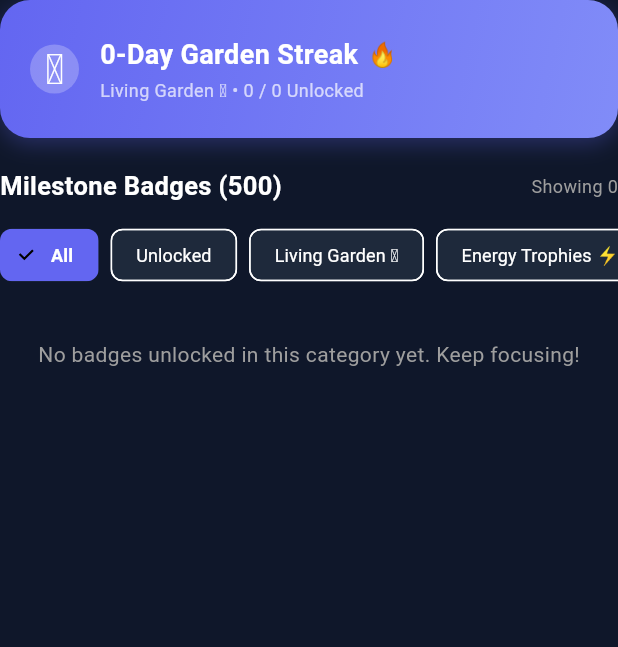
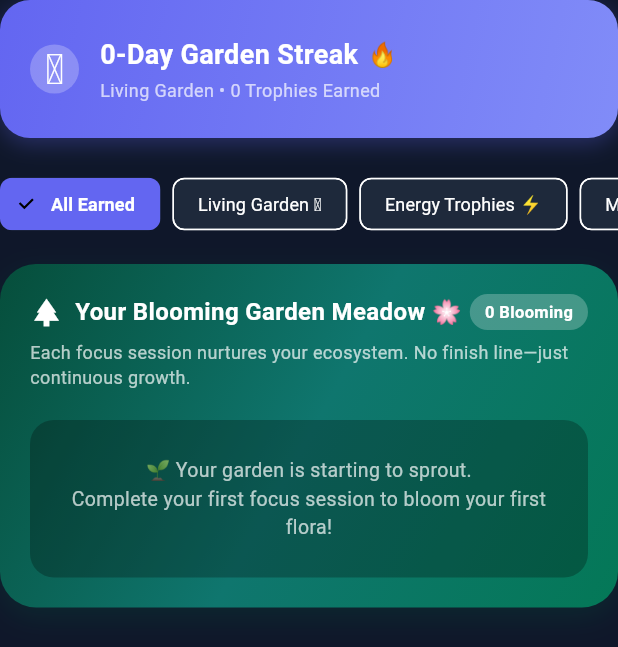
Before and after one commit to brpradeepprabhu90/FocusState, a Flutter app: the StreakBadgeCard widget shown alone on an empty page, opened directly with empty values, on a phone screen of 412 x 824 dp. Shown: the top 647 px of the screen. Run offline on Flutter 3.47's test engine with Material 3 defaults, Android fonts, the phone set to English and light mode, and no system bars; our stand-ins replace audioplayers, file_picker, flutter_local_notifications, shared_preferences, table_calendar; missing offline and left inert: flutter_background_service; accounts and stored records are empty.

Commit message:
Refine Living Garden UX: Hide locked boxes, remove 500 counter, add natural growth stages, and render Meadow Landscape View

```diff
--- a/lib/models/streak_badge.dart
+++ b/lib/models/streak_badge.dart
@@ -63,13 +63,20 @@ class FocusBadge {
     final harvestEmojis = ['🍎', '🍊', '🍇', '🍓', '🍒', '🍑', '🍐', '🫐', '🌾', '🏆'];
     final sanctuaryEmojis = ['🛋️', '🛌', '☕', '🍵', '🕯️', '🌙', '🛋️', '💆', '🧖', '✨'];
 
-    // Category 1: Living Focus Garden (100 Flora Badges)
+    final growthStages = [
+      'First Sprout 🌱', 'Budding Leaf 🌿', 'Deep Roots 🌾', 'Blooming Lotus 🌸',
+      'Golden Sunflower 🌻', 'Resilient Pine 🌲', 'Ancient Oak 🌳', 'Sacred Canopy 🪷',
+      'Wild Fern ☘️', 'Evergreen Grove 🌲', 'Meadow Sanctuary 🍀', 'Serene Palm 🌴'
+    ];
+
+    // Category 1: Living Focus Garden (100 Flora Badges with Natural Growth Stages)
     for (int i = 1; i <= 100; i++) {
       final emoji = gardenEmojis[(i - 1) % gardenEmojis.length];
+      final stageName = growthStages[(i - 1) % growthStages.length];
       badges.add(FocusBadge(
         id: 'garden_$i',
-        title: i == 1 ? 'First Sprout' : 'Garden Lvl $i',
-        description: 'Nurtured garden for $i days of focus',
+        title: '$stageName Stage $i',
+        description: 'Nurtured garden through $i days of focus',
         emoji: emoji,
         icon: Icons.filter_vintage,
         isUnlocked: currentStreak >= i || longestStreak >= i,
--- a/lib/widgets/streak_badge_card.dart
+++ b/lib/widgets/streak_badge_card.dart
@@ -17,11 +17,10 @@ class StreakBadgeCard extends StatefulWidget {
 }
 
 class _StreakBadgeCardState extends State<StreakBadgeCard> {
-  String _selectedCategory = 'All';
+  String _selectedCategory = 'All Earned';
 
   final List<String> _categories = [
-    'All',
-    'Unlocked',
+    'All Earned',
     'Living Garden 🪴',
     'Energy Trophies ⚡',
     'Mindful Flow 🧘',
@@ -33,15 +32,18 @@ class _StreakBadgeCardState extends State<StreakBadgeCard> {
   Widget build(BuildContext context) {
     final isDark = Theme.of(context).brightness == Brightness.dark;
 
-    final unlockedCount = widget.badges.where((b) => b.isUnlocked).length;
-    final totalBadges = widget.badges.length;
+    // Filter ONLY UNLOCKED badges to avoid overwhelming the user with empty boxes
+    List<FocusBadge> earnedCategoryBadges = widget.badges.where((b) => b.isUnlocked).toList();
+    if (_selectedCategory != 'All Earned') {
+      earnedCategoryBadges = earnedCategoryBadges.where((b) => b.category == _selectedCategory).toList();
+    }
 
-    List<FocusBadge> filteredBadges = widget.badges;
-    if (_selectedCategory == 'Unlocked') {
-      filteredBadges = widget.badges.where((b) => b.isUnlocked).toList();
-    } else if (_selectedCategory != 'All') {
-      filteredBadges = widget.badges.where((b) => b.category == _selectedCategory).toList();
-    }
+    // Single next milestone teaser (blurred silhouette)
+    final nextMilestone = _selectedCategory == 'All Earned'
+        ? widget.badges.where((b) => !b.isUnlocked).firstOrNull
+        : widget.badges.where((b) => !b.isUnlocked && b.category == _selectedCategory).firstOrNull;
+
+    final totalEarned = widget.badges.where((b) => b.isUnlocked).length;
 
     return Column(
       crossAxisAlignment: CrossAxisAlignment.start,
@@ -98,7 +100,7 @@ class _StreakBadgeCardState extends State<StreakBadgeCard> {
                     ),
                     const SizedBox(height: 2),
                     Text(
-                      'Living Garden 🪴 • $unlockedCount / $totalBadges Unlocked',
+                      'Living Garden • $totalEarned Trophies Earned',
                       style: const TextStyle(fontSize: 12, color: Colors.white70),
                     ),
                   ],
@@ -108,22 +110,6 @@ class _StreakBadgeCardState extends State<StreakBadgeCard> {
           ),
         ),
         const SizedBox(height: 20),
-
-        // Section Title & Category Filter Chips
-        Row(
-          mainAxisAlignment: MainAxisAlignment.spaceBetween,
-          children: [
-            const Text(
-              'Milestone Badges (500)',
-              style: TextStyle(fontSize: 17, fontWeight: FontWeight.bold),
-            ),
-            Text(
-              'Showing ${filteredBadges.length}',
-              style: const TextStyle(fontSize: 12, color: Colors.grey),
-            ),
-          ],
-        ),
-        const SizedBox(height: 10),
 
         // Category Filter Chips
         SingleChildScrollView(
@@ -154,97 +140,193 @@ class _StreakBadgeCardState extends State<StreakBadgeCard> {
             }).toList(),
           ),
         ),
-        const SizedBox(height: 12),
+        const SizedBox(height: 16),
 
-        // Compact Grid of 500 Badges
-        if (filteredBadges.isEmpty)
-          const Padding(
-            padding: EdgeInsets.all(20.0),
-            child: Center(
-              child: Text('No badges unlocked in this category yet. Keep focusing!', style: TextStyle(color: Colors.grey)),
+        // Living Garden Landscape View vs Category Grid
+        if (_selectedCategory == 'Living Garden 🪴' || _selectedCategory == 'All Earned')
+          _buildGardenLandscapeMeadow(earnedCategoryBadges, nextMilestone, isDark)
+        else
+          _buildEarnedGridWithTeaser(earnedCategoryBadges, nextMilestone, isDark),
+      ],
+    );
+  }
+
+  Widget _buildGardenLandscapeMeadow(List<FocusBadge> earnedBadges, FocusBadge? nextMilestone, bool isDark) {
+    return Container(
+      width: double.infinity,
+      padding: const EdgeInsets.all(20),
+      decoration: BoxDecoration(
+        gradient: const LinearGradient(
+          colors: [Color(0xFF064E3B), Color(0xFF0F766E), Color(0xFF047857)],
+          begin: Alignment.topLeft,
+          end: Alignment.bottomRight,
+        ),
+        borderRadius: BorderRadius.circular(24),
+        boxShadow: [
+          BoxShadow(
+            color: const Color(0xFF064E3B).withValues(alpha: 0.3),
+            blurRadius: 16,
+            offset: const Offset(0, 6),
+          )
+        ],
+      ),
+      child: Column(
+        crossAxisAlignment: CrossAxisAlignment.start,
+        children: [
+          Row(
+            mainAxisAlignment: MainAxisAlignment.spaceBetween,
+            children: [
+              Row(
+                children: const [
+                  Icon(Icons.park, color: Colors.white, size: 22),
+                  SizedBox(width: 8),
+                  Text(
+                    'Your Blooming Garden Meadow 🌸',
+                    style: TextStyle(fontSize: 16, fontWeight: FontWeight.bold, color: Colors.white),
+                  ),
+                ],
+              ),
+              Container(
+                padding: const EdgeInsets.symmetric(horizontal: 10, vertical: 4),
+                decoration: BoxDecoration(
+                  color: Colors.white24,
+                  borderRadius: BorderRadius.circular(12),
+                ),
+                child: Text(
+                  '${earnedBadges.length} Blooming',
+                  style: const TextStyle(fontSize: 11, fontWeight: FontWeight.bold, color: Colors.white),
+                ),
+              ),
+            ],
+          ),
+          const SizedBox(height: 6),
+          const Text(
+            'Each focus session nurtures your ecosystem. No finish line—just continuous growth.',
+            style: TextStyle(fontSize: 12, color: Colors.white70),
+          ),
+          const SizedBox(height: 20),
+
+          // Organic Flora Grid Landscape
+          if (earnedBadges.isEmpty)
+            Container(
+              padding: const EdgeInsets.all(24),
+              decoration: BoxDecoration(
+                color: Colors.black26,
+                borderRadius: BorderRadius.circular(16),
+              ),
+              child: const Center(
+                child: Text(
+                  '🌱 Your garden is starting to sprout.\nComplete your first focus session to bloom your first flora!',
+                  textAlign: TextAlign.center,
+                  style: TextStyle(color: Colors.white70, fontSize: 13),
+                ),
               ),
             )
           else
-          GridView.builder(
-            shrinkWrap: true,
-            physics: const NeverScrollableScrollPhysics(),
-            itemCount: filteredBadges.length,
-            gridDelegate: const SliverGridDelegateWithFixedCrossAxisCount(
-              crossAxisCount: 5, // Compact 5 columns layout
-              mainAxisSpacing: 8,
-              crossAxisSpacing: 8,
-              childAspectRatio: 0.85,
+            Wrap(
+              spacing: 12,
+              runSpacing: 12,
+              children: [
+                ...earnedBadges.map((badge) => Tooltip(
+                      message: '${badge.title}\n${badge.description}',
+                      child: Container(
+                        padding: const EdgeInsets.all(12),
+                        decoration: BoxDecoration(
+                          color: Colors.white.withValues(alpha: 0.15),
+                          borderRadius: BorderRadius.circular(16),
+                          border: Border.all(color: Colors.white30),
                         ),
-            itemBuilder: (context, index) {
-              final badge = filteredBadges[index];
-              final unlocked = badge.isUnlocked;
-
-              return Tooltip(
-                message: '${badge.title}\n${badge.description}\n[${unlocked ? 'UNLOCKED' : 'LOCKED'}]',
-                child: GestureDetector(
-                  onTap: () {
-                    showDialog(
-                      context: context,
-                      builder: (ctx) => AlertDialog(
-                        title: Row(
+                        child: Column(
+                          mainAxisSize: MainAxisSize.min,
                           children: [
-                            Text(badge.emoji, style: const TextStyle(fontSize: 28)),
-                            const SizedBox(width: 8),
-                            Expanded(child: Text(badge.title, style: const TextStyle(fontSize: 18))),
-                          ],
-                        ),
-                        content: Column(
-                          mainAxisSize: MainAxisSize.min,
-                          crossAxisAlignment: CrossAxisAlignment.start,
-                          children: [
-                            Text(badge.description),
-                            const SizedBox(height: 12),
-                            Chip(
-                              label: Text(unlocked ? 'UNLOCKED 🏆' : 'LOCKED 🔒',
-                                  style: const TextStyle(color: Colors.white, fontWeight: FontWeight.bold)),
-                              backgroundColor: unlocked ? AppConstants.accentEmerald : Colors.grey,
+                            Text(badge.emoji, style: const TextStyle(fontSize: 26)),
+                            const SizedBox(height: 4),
+                            Text(
+                              badge.title,
+                              style: const TextStyle(fontSize: 10, color: Colors.white, fontWeight: FontWeight.bold),
                             ),
                           ],
                         ),
-                        actions: [
-                          TextButton(
-                            onPressed: () => Navigator.pop(ctx),
-                            child: const Text('OK'),
+                      ),
+                    )),
+                if (nextMilestone != null)
+                  Tooltip(
+                    message: 'Next Milestone: ${nextMilestone.description}',
+                    child: Container(
+                      padding: const EdgeInsets.all(12),
+                      decoration: BoxDecoration(
+                        color: Colors.white.withValues(alpha: 0.05),
+                        borderRadius: BorderRadius.circular(16),
+                        border: Border.all(color: Colors.white12, style: BorderStyle.solid),
+                      ),
+                      child: Column(
+                        mainAxisSize: MainAxisSize.min,
+                        children: [
+                          Opacity(
+                            opacity: 0.4,
+                            child: Text(nextMilestone.emoji, style: const TextStyle(fontSize: 26)),
+                          ),
+                          const SizedBox(height: 4),
+                          const Text(
+                            'Next Bloom 🌱',
+                            style: TextStyle(fontSize: 10, color: Colors.white38, fontWeight: FontWeight.bold),
+                          ),
+                        ],
+                      ),
+                    ),
+                  ),
+              ],
             ),
         ],
       ),
     );
-                  },
-                  child: AnimatedContainer(
-                    duration: const Duration(milliseconds: 200),
-                    padding: const EdgeInsets.all(4),
+  }
+
+  Widget _buildEarnedGridWithTeaser(List<FocusBadge> earnedBadges, FocusBadge? nextMilestone, bool isDark) {
+    final displayItemsCount = earnedBadges.length + (nextMilestone != null ? 1 : 0);
+
+    if (earnedBadges.isEmpty && nextMilestone == null) {
+      return const Padding(
+        padding: EdgeInsets.all(20.0),
+        child: Center(
+          child: Text('No trophies earned in this category yet.', style: TextStyle(color: Colors.grey)),
+        ),
+      );
+    }
+
+    return GridView.builder(
+      shrinkWrap: true,
+      physics: const NeverScrollableScrollPhysics(),
+      itemCount: displayItemsCount,
+      gridDelegate: const SliverGridDelegateWithFixedCrossAxisCount(
+        crossAxisCount: 4,
+        mainAxisSpacing: 10,
+        crossAxisSpacing: 10,
+        childAspectRatio: 0.85,
+      ),
+      itemBuilder: (context, index) {
+        if (index < earnedBadges.length) {
+          final badge = earnedBadges[index];
+          return Tooltip(
+            message: '${badge.title}\n${badge.description}',
+            child: Container(
+              padding: const EdgeInsets.all(8),
               decoration: BoxDecoration(
-                      color: unlocked
-                          ? AppConstants.accentEmerald.withValues(alpha: 0.15)
-                          : (isDark ? Colors.white10 : Colors.black12),
-                      borderRadius: BorderRadius.circular(12),
-                      border: Border.all(
-                        color: unlocked ? AppConstants.accentEmerald : Colors.transparent,
-                        width: 1.5,
-                      ),
+                color: AppConstants.accentEmerald.withValues(alpha: 0.15),
+                borderRadius: BorderRadius.circular(16),
+                border: Border.all(color: AppConstants.accentEmerald, width: 1.5),
               ),
               child: Column(
                 mainAxisAlignment: MainAxisAlignment.center,
                 children: [
-                        Text(
-                          badge.emoji,
-                          style: TextStyle(
-                            fontSize: 20, // Compact emoji icon size
-                            color: unlocked ? null : Colors.grey,
-                          ),
-                        ),
-                        const SizedBox(height: 2),
+                  Text(badge.emoji, style: const TextStyle(fontSize: 24)),
+                  const SizedBox(height: 4),
                   Text(
                     badge.title,
                     style: TextStyle(
                       fontWeight: FontWeight.bold,
-                            fontSize: 9.5, // Compact text size
-                            color: unlocked ? (isDark ? Colors.white : AppConstants.darkBackground) : Colors.grey,
+                      fontSize: 10,
+                      color: isDark ? Colors.white : AppConstants.darkBackground,
                     ),
                     textAlign: TextAlign.center,
                     maxLines: 1,
@@ -253,11 +335,43 @@ class _StreakBadgeCardState extends State<StreakBadgeCard> {
                 ],
               ),
             ),
+          );
+        } else {
+          // Blurred Soft Silhouette Teaser Card
+          return Tooltip(
+            message: 'Next Horizon: ${nextMilestone!.description}',
+            child: Container(
+              padding: const EdgeInsets.all(8),
+              decoration: BoxDecoration(
+                color: isDark ? Colors.white.withValues(alpha: 0.04) : Colors.black.withValues(alpha: 0.03),
+                borderRadius: BorderRadius.circular(16),
+                border: Border.all(color: Colors.grey.withValues(alpha: 0.2), width: 1),
+              ),
+              child: Column(
+                mainAxisAlignment: MainAxisAlignment.center,
+                children: [
+                  Opacity(
+                    opacity: 0.3,
+                    child: Text(nextMilestone.emoji, style: const TextStyle(fontSize: 24)),
+                  ),
+                  const SizedBox(height: 4),
+                  const Text(
+                    'Next Reward 🔮',
+                    style: TextStyle(
+                      fontWeight: FontWeight.bold,
+                      fontSize: 9.5,
+                      color: Colors.grey,
+                    ),
+                    textAlign: TextAlign.center,
+                    maxLines: 1,
+                    overflow: TextOverflow.ellipsis,
+                  ),
+                ],
+              ),
             ),
           );
+        }
       },
-          ),
-      ],
     );
   }
 }
```
Lines whose indentation alone changed are shown as unchanged.
